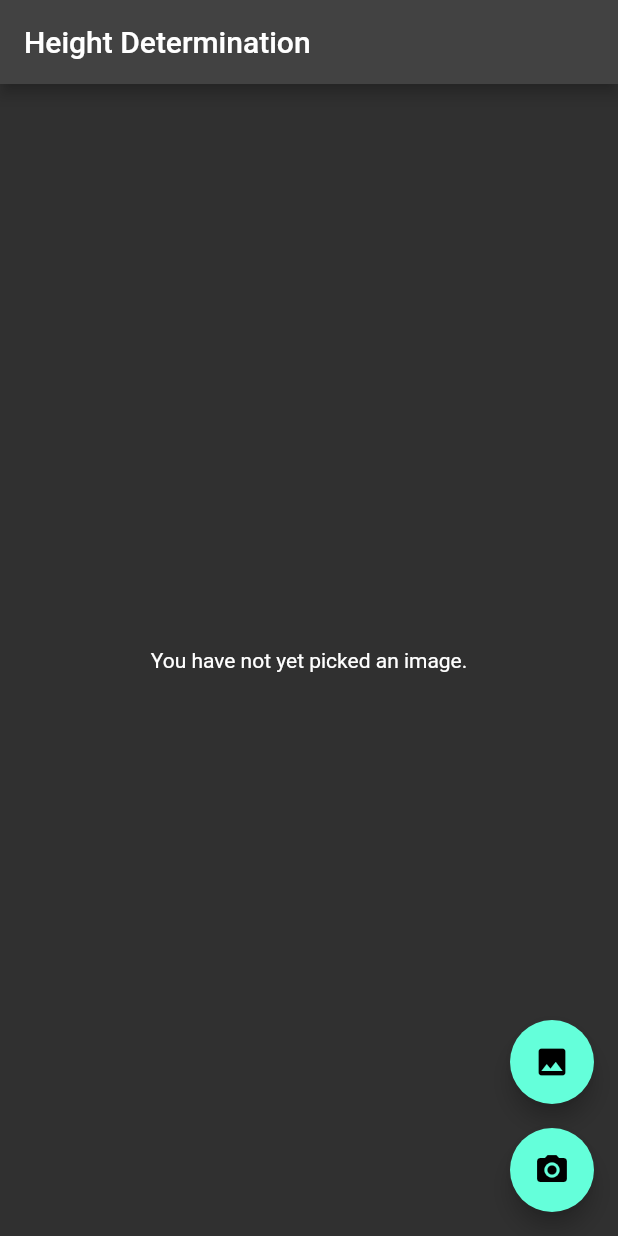
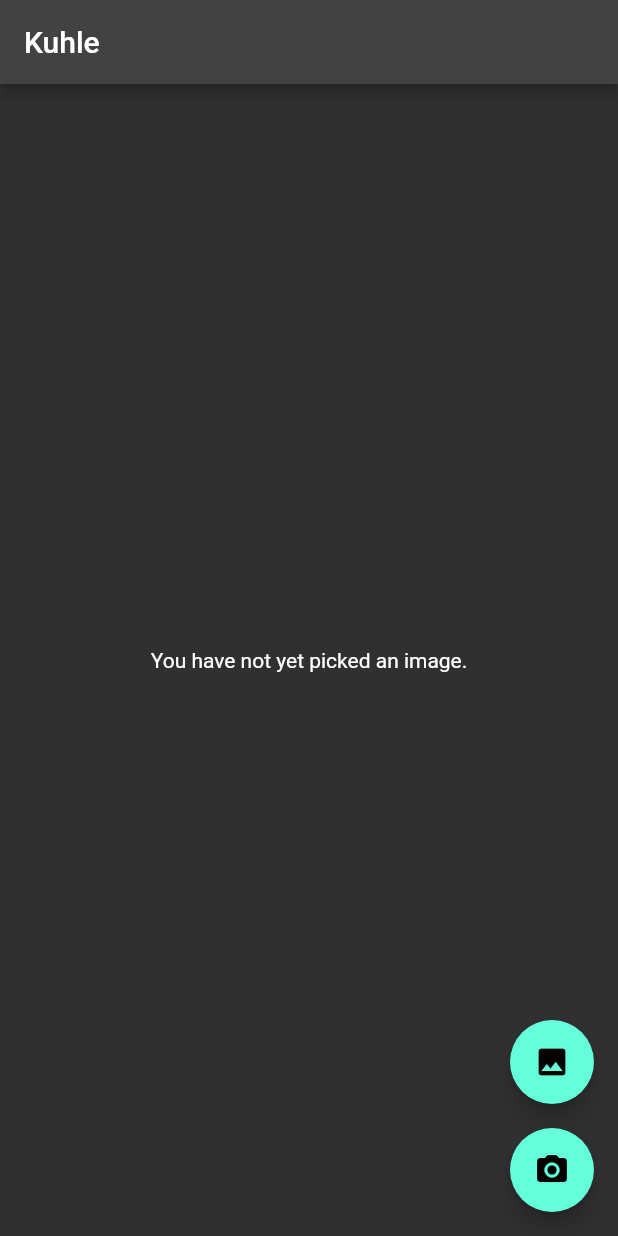
Before and after one commit to joshestein/PMSD, a Flutter app: the screen it shows after launch, on a phone screen of 412 x 824 dp. Run offline on Flutter 3.47's test engine with Material 2 defaults, Android fonts, the phone set to English and light mode, and no system bars; our stand-ins replace image_picker; missing offline and left inert: dart:ffi, tflite.

Commit message:
Update name

```diff
--- a/proto/lib/image_picker.dart
+++ b/proto/lib/image_picker.dart
@@ -104,7 +104,7 @@ class _ImagePickerScreenState extends State<ImagePickerScreen> {
   Widget build(BuildContext context) {
     return Scaffold(
       appBar: AppBar(
-        title: const Text('Height Determination'),
+        title: const Text('Kuhle'),
       ),
       body: Center(
         child: !kIsWeb && defaultTargetPlatform == TargetPlatform.android
```
